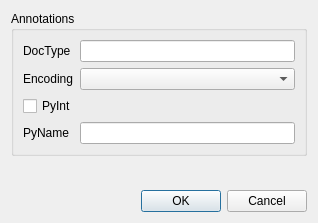
This is metasip/api_editor/Designer/VariablePropertiesBase.ui in Python-SIP/metasip as Qt 5 draws it before an edit. The edited form follows.
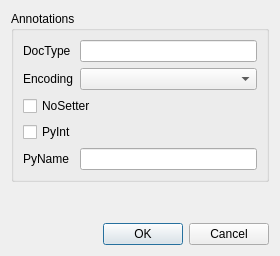
This is the edited form.

Commit message: Added support for the /NoSetter/ variable annotation.

```diff
--- a/metasip/api_editor/Designer/VariablePropertiesBase.ui
+++ b/metasip/api_editor/Designer/VariablePropertiesBase.ui
@@ -6,8 +6,8 @@
    <rect>
     <x>0</x>
     <y>0</y>
-    <width>318</width>
-    <height>223</height>
+    <width>280</width>
+    <height>256</height>
    </rect>
   </property>
   <property name="windowTitle">
@@ -19,7 +19,7 @@
      <property name="title">
       <string>Annotations</string>
      </property>
-     <layout class="QGridLayout" name="gridLayout">
+     <layout class="QFormLayout" name="formLayout">
       <item row="0" column="0">
        <widget class="QLabel" name="label">
         <property name="text">
@@ -41,20 +41,27 @@
        <widget class="QComboBox" name="encodingCb"/>
       </item>
       <item row="2" column="0" colspan="2">
+       <widget class="QCheckBox" name="noSetterCb">
+        <property name="text">
+         <string>NoSetter</string>
+        </property>
+       </widget>
+      </item>
+      <item row="3" column="0" colspan="2">
        <widget class="QCheckBox" name="pyIntCb">
         <property name="text">
          <string>PyInt</string>
         </property>
        </widget>
       </item>
-      <item row="3" column="0">
+      <item row="4" column="0">
        <widget class="QLabel" name="label_3">
         <property name="text">
          <string>PyName</string>
         </property>
        </widget>
       </item>
-      <item row="3" column="1">
+      <item row="4" column="1">
        <widget class="QLineEdit" name="pyName"/>
       </item>
      </layout>
```
Left out of the diff: 1 changed line with no effect on the pictures. The commit also changes 1 other file.
